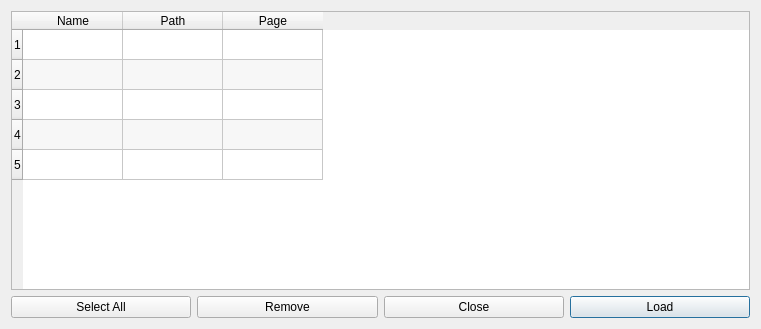
First picture: the form in src/bookmark_manager_dialog.ui, repository mstuttgart/pynocchio, before the edit.
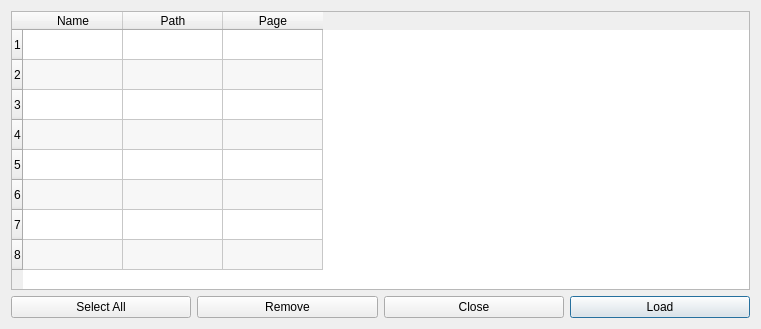
Second picture: the form after the edit. Icons and pictures are not drawn.

Commit message: [UPDATED] Save current page icon updated [NEW] Insert confirm dialog on delete bookmark in bookmark manager

Patch:
```diff
--- a/src/bookmark_manager_dialog.ui
+++ b/src/bookmark_manager_dialog.ui
@@ -66,7 +66,7 @@
       <bool>true</bool>
      </property>
      <property name="rowCount">
-      <number>5</number>
+      <number>8</number>
      </property>
      <property name="columnCount">
       <number>3</number>
@@ -82,6 +82,9 @@
      <row/>
      <row/>
      <row/>
+     <row/>
+     <row/>
+     <row/>
      <column>
       <property name="text">
        <string>Name</string>
```
Left out of the diff: 19 changed lines with no effect on the pictures. The commit also changes 5 other files.
